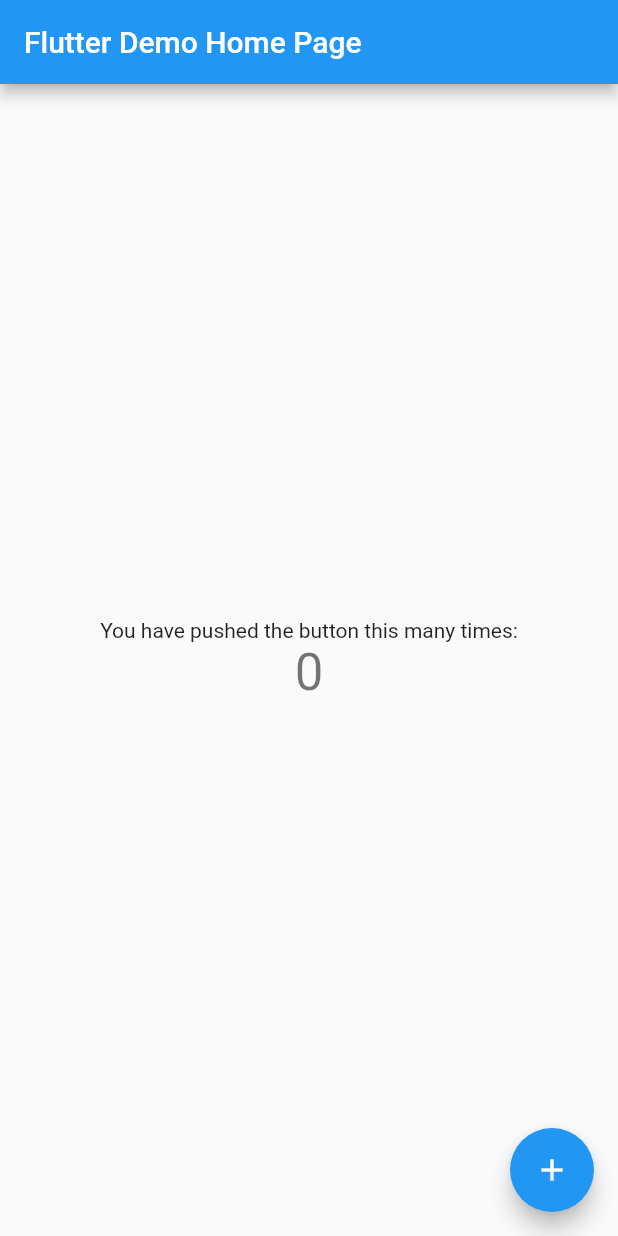
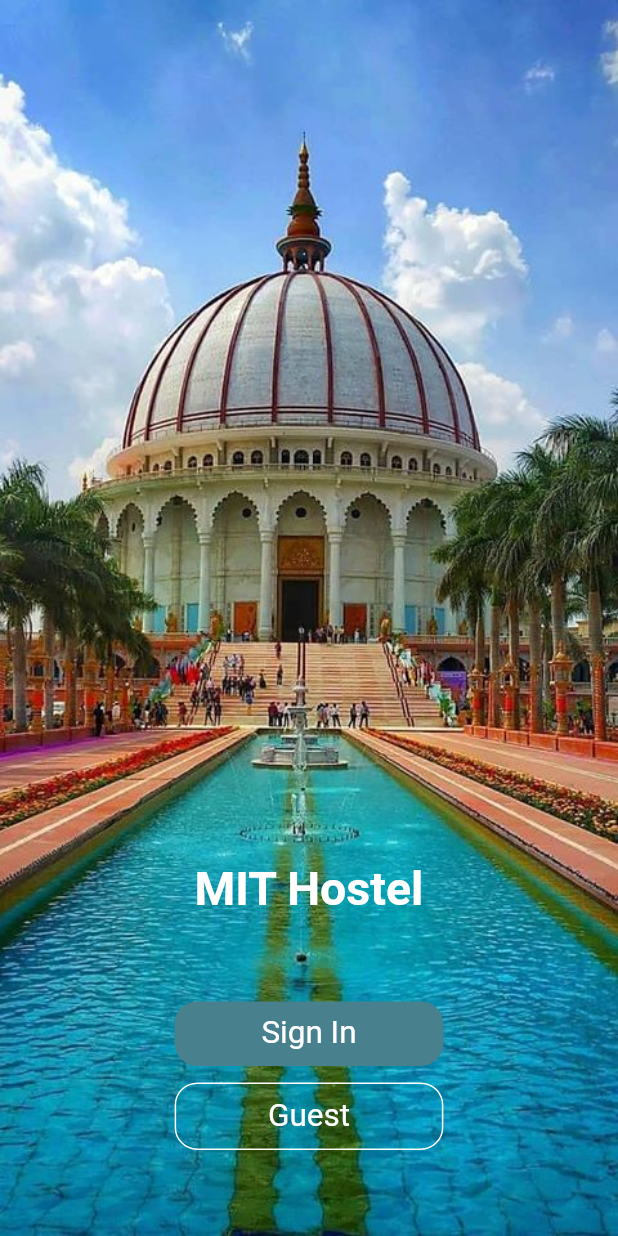
Before and after one commit to ThugsOfFirangistan/MIT_Hostel, a Flutter app: the screen it shows after launch, on a phone screen of 412 x 824 dp. Run offline on Flutter 3.47's test engine with Material 2 defaults, Android fonts, the phone set to English and light mode, and no system bars.

Commit message:
mit_hostel: Add signIn page
Signed-off-by: Abhi Jain <devabhixda@gmail.com>

```diff
--- a/lib/main.dart
+++ b/lib/main.dart
@@ -1,111 +1,30 @@
 import 'package:flutter/material.dart';
+import 'package:mit_hostel/signin.dart';
 
 void main() => runApp(MyApp());
 
 class MyApp extends StatelessWidget {
-  // This widget is the root of your application.
   @override
   Widget build(BuildContext context) {
     return MaterialApp(
-      title: 'Flutter Demo',
-      theme: ThemeData(
-        // This is the theme of your application.
-        //
-        // Try running your application with "flutter run". You'll see the
-        // application has a blue toolbar. Then, without quitting the app, try
-        // changing the primarySwatch below to Colors.green and then invoke
-        // "hot reload" (press "r" in the console where you ran "flutter run",
-        // or simply save your changes to "hot reload" in a Flutter IDE).
-        // Notice that the counter didn't reset back to zero; the application
-        // is not restarted.
-        primarySwatch: Colors.blue,
-      ),
-      home: MyHomePage(title: 'Flutter Demo Home Page'),
+      home: SignIn(),
     );
   }
 }
 
 class MyHomePage extends StatefulWidget {
-  MyHomePage({Key key, this.title}) : super(key: key);
-
-  // This widget is the home page of your application. It is stateful, meaning
-  // that it has a State object (defined below) that contains fields that affect
-  // how it looks.
-
-  // This class is the configuration for the state. It holds the values (in this
-  // case the title) provided by the parent (in this case the App widget) and
-  // used by the build method of the State. Fields in a Widget subclass are
-  // always marked "final".
-
-  final String title;
 
   @override
   _MyHomePageState createState() => _MyHomePageState();
 }
 
 class _MyHomePageState extends State<MyHomePage> {
-  int _counter = 0;
-
-  void _incrementCounter() {
-    setState(() {
-      // This call to setState tells the Flutter framework that something has
-      // changed in this State, which causes it to rerun the build method below
-      // so that the display can reflect the updated values. If we changed
-      // _counter without calling setState(), then the build method would not be
-      // called again, and so nothing would appear to happen.
-      _counter++;
-    });
-  }
 
   @override
   Widget build(BuildContext context) {
-    // This method is rerun every time setState is called, for instance as done
-    // by the _incrementCounter method above.
-    //
-    // The Flutter framework has been optimized to make rerunning build methods
-    // fast, so that you can just rebuild anything that needs updating rather
-    // than having to individually change instances of widgets.
     return Scaffold(
-      appBar: AppBar(
-        // Here we take the value from the MyHomePage object that was created by
-        // the App.build method, and use it to set our appbar title.
-        title: Text(widget.title),
-      ),
-      body: Center(
-        // Center is a layout widget. It takes a single child and positions it
-        // in the middle of the parent.
-        child: Column(
-          // Column is also a layout widget. It takes a list of children and
-          // arranges them vertically. By default, it sizes itself to fit its
-          // children horizontally, and tries to be as tall as its parent.
-          //
-          // Invoke "debug painting" (press "p" in the console, choose the
-          // "Toggle Debug Paint" action from the Flutter Inspector in Android
-          // Studio, or the "Toggle Debug Paint" command in Visual Studio Code)
-          // to see the wireframe for each widget.
-          //
-          // Column has various properties to control how it sizes itself and
-          // how it positions its children. Here we use mainAxisAlignment to
-          // center the children vertically; the main axis here is the vertical
-          // axis because Columns are vertical (the cross axis would be
-          // horizontal).
-          mainAxisAlignment: MainAxisAlignment.center,
-          children: <Widget>[
-            Text(
-              'You have pushed the button this many times:',
-            ),
-            Text(
-              '$_counter',
-              style: Theme.of(context).textTheme.display1,
-            ),
-          ],
-        ),
-      ),
-      floatingActionButton: FloatingActionButton(
-        onPressed: _incrementCounter,
-        tooltip: 'Increment',
-        child: Icon(Icons.add),
-      ), // This trailing comma makes auto-formatting nicer for build methods.
+
     );
+
   }
 }
--- /dev/null
+++ b/lib/signin.dart
@@ -0,0 +1,90 @@
+import "package:flutter/material.dart";
+
+class SignIn extends StatelessWidget {
+  @override
+  Widget build(BuildContext context) {
+    return SafeArea(
+      child: Scaffold(
+        body: Stack(
+          children: <Widget>[
+            Positioned(
+              bottom: 0,
+              top: 0,
+              right: 0,
+              left: 0,
+              child: Image.asset(
+                "assets/bg.jpg",
+                fit: BoxFit.fitHeight,
+              ),
+            ),
+            Container(
+              width: double.infinity,
+              child: Column(
+                children: <Widget>[
+                  Spacer(flex: 10,),
+                  Text(
+                    "MIT Hostel",
+                    style: TextStyle(
+                      color: Colors.white,
+                      fontWeight: FontWeight.bold,
+                      fontSize: 31,
+                    ),
+                  ),
+                  Spacer(),
+                  MyButton(
+                    buttonColor: Color(0xff48808d),
+                    border: null,
+                    buttonText: "Sign In",
+                  ),
+                  SizedBox(
+                    height: 11,
+                  ),
+                  MyButton(
+                    buttonColor: Colors.transparent,
+                    border: Border.all(
+                      color: Colors.white,
+                    ),
+                    buttonText: "Guest",
+                  ),
+                  Spacer(),
+                ],
+              ),
+            )
+          ],
+        ),
+      ),
+    );
+  }
+}
+
+class MyButton extends StatelessWidget {
+  final Color buttonColor;
+  final Border border;
+  final String buttonText;
+  const MyButton(
+      {Key key, @required this.buttonColor, this.border, this.buttonText})
+      : super(key: key);
+  @override
+  Widget build(BuildContext context) {
+    return InkWell(
+      onTap: () {
+        Navigator.pushNamed(context, '/home');
+      },
+      child: Container(
+        width: MediaQuery.of(context).size.width / 2.3,
+        decoration: BoxDecoration(
+          color: buttonColor,
+          borderRadius: BorderRadius.circular(15),
+          border: border,
+        ),
+        padding: EdgeInsets.symmetric(vertical: 9.0),
+        child: Center(
+          child: Text(
+            buttonText,
+            style: TextStyle(color: Colors.white, fontSize: 21),
+          ),
+        ),
+      ),
+    );
+  }
+}
--- a/pubspec.yaml
+++ b/pubspec.yaml
@@ -41,9 +41,8 @@ flutter:
   uses-material-design: true
 
   # To add assets to your application, add an assets section, like this:
-  # assets:
-  #  - images/a_dot_burr.jpeg
-  #  - images/a_dot_ham.jpeg
+  assets:
+  - assets/
 
   # An image asset can refer to one or more resolution-specific "variants", see
   # https://flutter.dev/assets-and-images/#resolution-aware.
```
Also changed, not shown: assets/bg.jpg (added).
